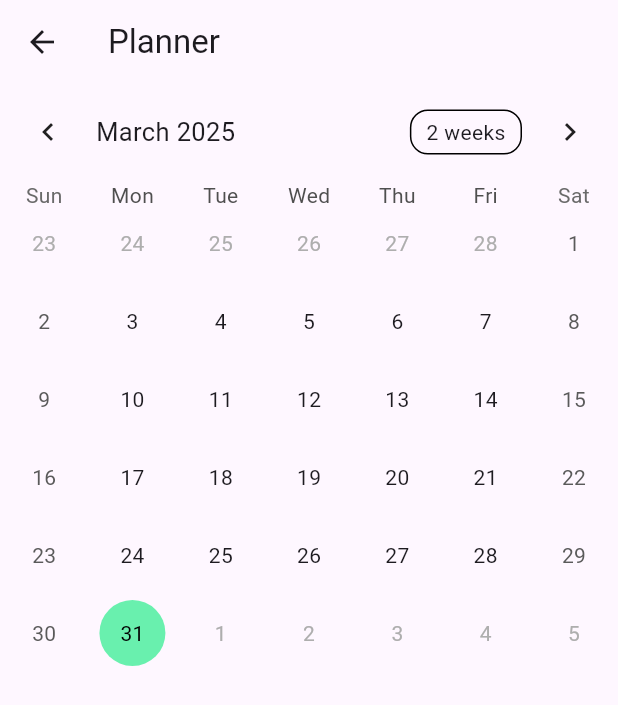
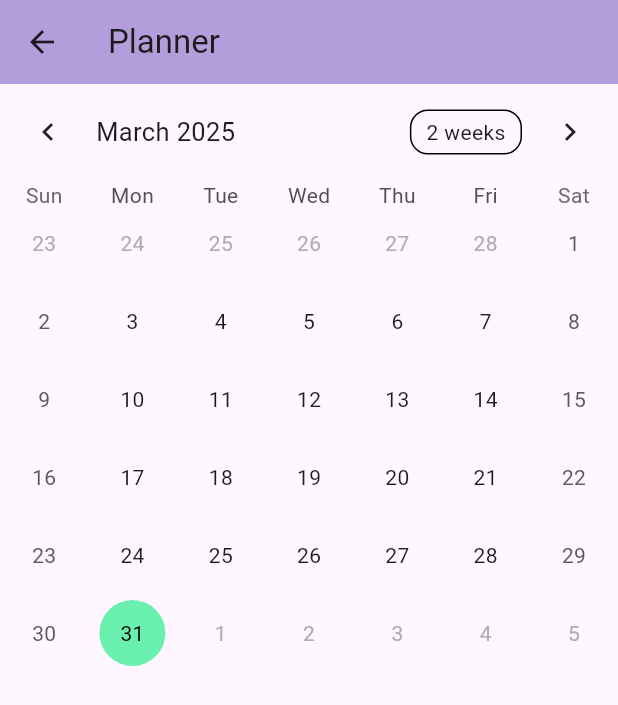
Before and after one commit to juliaetz/stressReliefApp, a Flutter app: the CalendarView screen opened directly, on a phone screen of 412 x 824 dp. Shown: the top 705 px of the screen. Run offline on Flutter 3.47's test engine with Material 3 defaults, Android fonts, the phone set to English and light mode, and no system bars; drawn by our look-alikes of table_calendar; our stand-ins replace cloud_firestore, firebase_core, fl_chart; accounts and stored records are empty.

Commit message:
Changed the appBar color for each page to be consistent with the home page.

```diff
--- a/lib/view/calendar_view.dart
+++ b/lib/view/calendar_view.dart
@@ -26,7 +26,10 @@ class _CalendarViewState extends State<CalendarView> {
   Widget build(BuildContext Context) {
 
     return Scaffold(
-        appBar: AppBar(title: Text('Planner')),
+        appBar: AppBar(
+            title: Text('Planner'),
+            backgroundColor: Colors.deepPurple.shade200,
+        ),
         body: Column(
           children: [
             TableCalendar(
--- a/lib/view/history_component.dart
+++ b/lib/view/history_component.dart
@@ -58,6 +58,7 @@ class _HistoryPageState extends State<HistoryPage> implements HistoryView {
         leading: buildHomeButton(),
         title: Text('Daily Activity and Mood History'),
         centerTitle: true,
+        backgroundColor: Colors.deepPurple.shade200,
       ),
       body: Container(
         decoration: BoxDecoration(
--- a/lib/view/moodTrack_view.dart
+++ b/lib/view/moodTrack_view.dart
@@ -14,9 +14,7 @@ class _MoodtrackPageState extends State<MoodtrackPage> {
   @override
   Widget build(BuildContext context){
     return Scaffold(
-      backgroundColor: Colors.deepPurple[50],
-
-
+      //backgroundColor: Colors.deepPurple[50],
       // APPBAR
       appBar: AppBar(
         title: Text("MOOD TRACKER",
@@ -26,7 +24,7 @@ class _MoodtrackPageState extends State<MoodtrackPage> {
           ),
         ),
         centerTitle: true,
-        backgroundColor: Colors.deepPurple[300],
+        backgroundColor: Colors.deepPurple.shade200,
       ),
 
 
```
Also changed, not shown: 3 other files.
